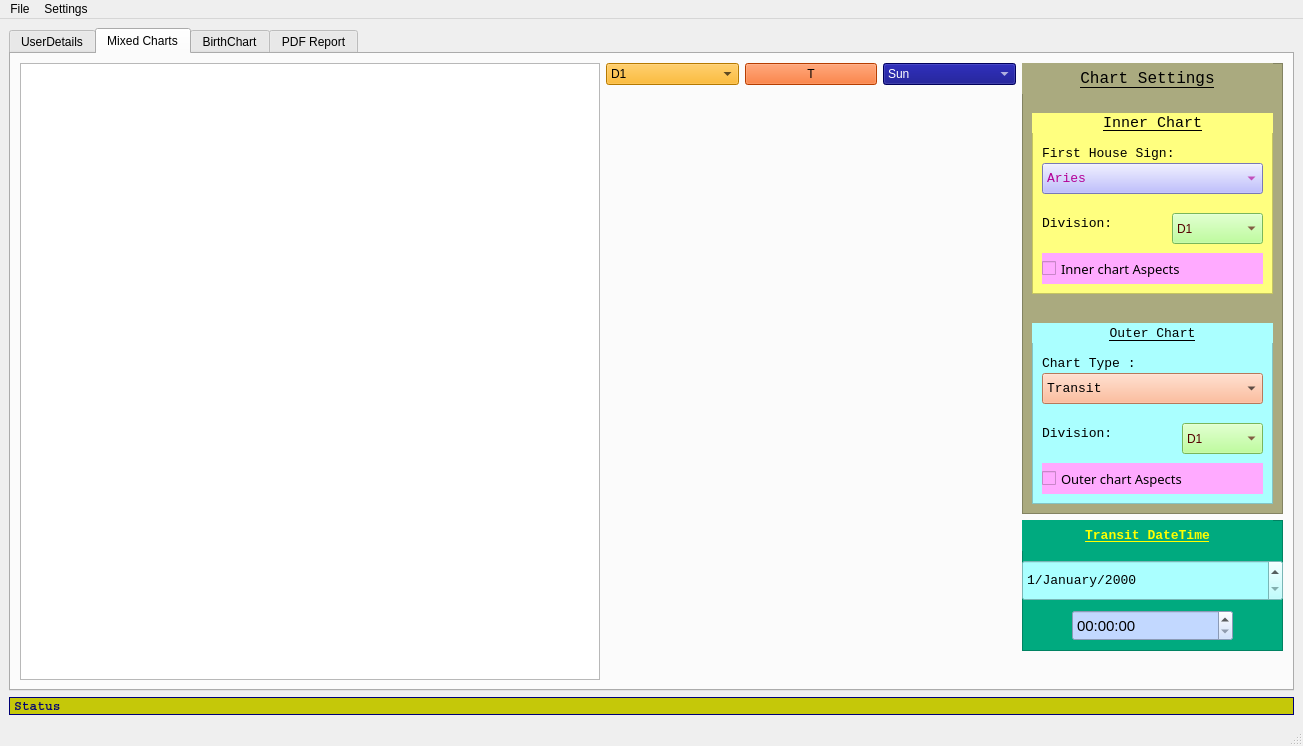
The window that userforms/mainwindow.ui (VicharaVandana/JyotishPro) describes before a commit, drawn with Qt 5.
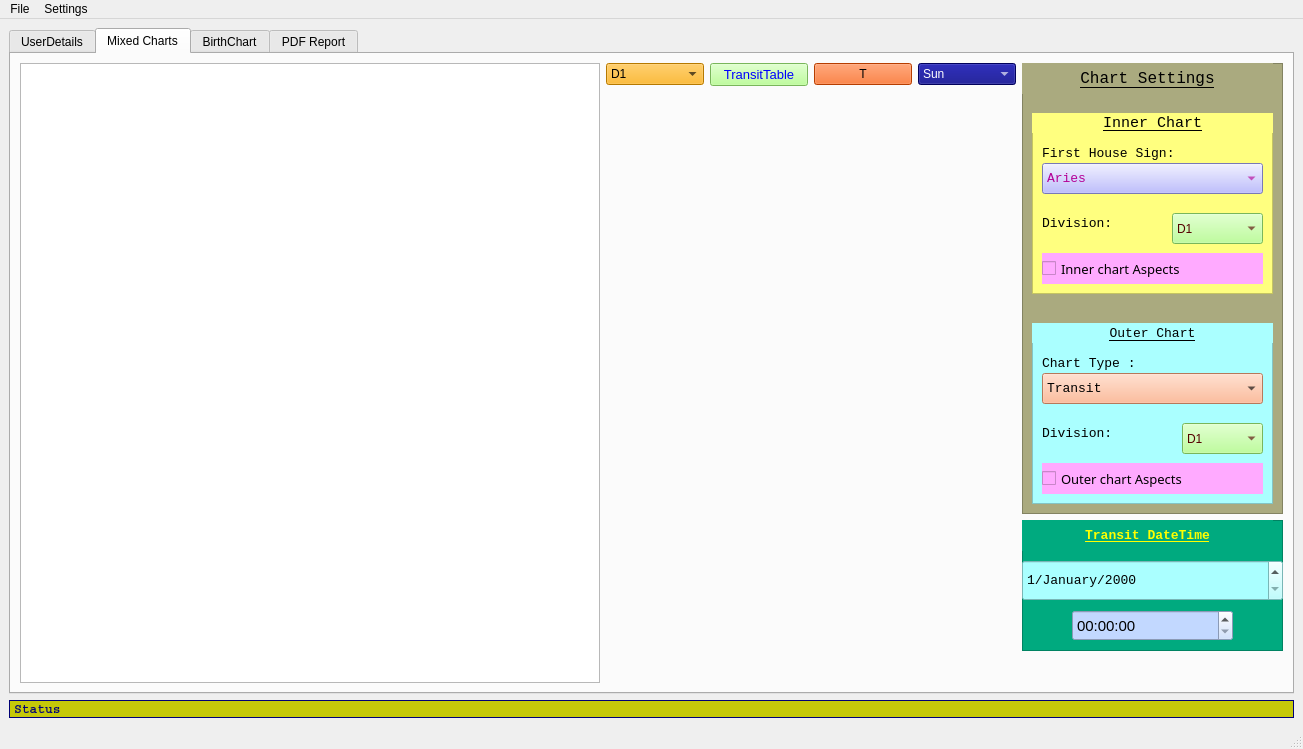
The same window after the commit. The open tabs and pages were chosen to show the change. Icons and pictures are not drawn.

Commit message: Added transit table feature

Patch:
```diff
--- a/userforms/mainwindow.ui
+++ b/userforms/mainwindow.ui
@@ -7,7 +7,7 @@
     <x>0</x>
     <y>0</y>
     <width>1303</width>
-    <height>746</height>
+    <height>749</height>
    </rect>
   </property>
   <property name="windowTitle">
@@ -667,6 +667,221 @@
               </item>
              </widget>
             </item>
+            <item>
+             <widget class="QPushButton" name="pushButton_transitTable">
+              <property name="palette">
+               <palette>
+                <active>
+                 <colorrole role="WindowText">
+                  <brush brushstyle="SolidPattern">
+                   <color alpha="255">
+                    <red>0</red>
+                    <green>0</green>
+                    <blue>255</blue>
+                   </color>
+                  </brush>
+                 </colorrole>
+                 <colorrole role="Button">
+                  <brush brushstyle="SolidPattern">
+                   <color alpha="255">
+                    <red>170</red>
+                    <green>255</green>
+                    <blue>127</blue>
+                   </color>
+                  </brush>
+                 </colorrole>
+                 <colorrole role="Text">
+                  <brush brushstyle="SolidPattern">
+                   <color alpha="255">
+                    <red>0</red>
+                    <green>0</green>
+                    <blue>255</blue>
+                   </color>
+                  </brush>
+                 </colorrole>
+                 <colorrole role="ButtonText">
+                  <brush brushstyle="SolidPattern">
+                   <color alpha="255">
+                    <red>0</red>
+                    <green>0</green>
+                    <blue>255</blue>
+                   </color>
+                  </brush>
+                 </colorrole>
+                 <colorrole role="Base">
+                  <brush brushstyle="SolidPattern">
+                   <color alpha="255">
+                    <red>170</red>
+                    <green>255</green>
+                    <blue>127</blue>
+                   </color>
+                  </brush>
+                 </colorrole>
+                 <colorrole role="Window">
+                  <brush brushstyle="SolidPattern">
+                   <color alpha="255">
+                    <red>170</red>
+                    <green>255</green>
+                    <blue>127</blue>
+                   </color>
+                  </brush>
+                 </colorrole>
+                 <colorrole role="PlaceholderText">
+                  <brush brushstyle="NoBrush">
+                   <color alpha="128">
+                    <red>0</red>
+                    <green>0</green>
+                    <blue>255</blue>
+                   </color>
+                  </brush>
+                 </colorrole>
+                </active>
+                <inactive>
+                 <colorrole role="WindowText">
+                  <brush brushstyle="SolidPattern">
+                   <color alpha="255">
+                    <red>0</red>
+                    <green>0</green>
+                    <blue>255</blue>
+                   </color>
+                  </brush>
+                 </colorrole>
+                 <colorrole role="Button">
+                  <brush brushstyle="SolidPattern">
+                   <color alpha="255">
+                    <red>170</red>
+                    <green>255</green>
+                    <blue>127</blue>
+                   </color>
+                  </brush>
+                 </colorrole>
+                 <colorrole role="Text">
+                  <brush brushstyle="SolidPattern">
+                   <color alpha="255">
+                    <red>0</red>
+                    <green>0</green>
+                    <blue>255</blue>
+                   </color>
+                  </brush>
+                 </colorrole>
+                 <colorrole role="ButtonText">
+                  <brush brushstyle="SolidPattern">
+                   <color alpha="255">
+                    <red>0</red>
+                    <green>0</green>
+                    <blue>255</blue>
+                   </color>
+                  </brush>
+                 </colorrole>
+                 <colorrole role="Base">
+                  <brush brushstyle="SolidPattern">
+                   <color alpha="255">
+                    <red>170</red>
+                    <green>255</green>
+                    <blue>127</blue>
+                   </color>
+                  </brush>
+                 </colorrole>
+                 <colorrole role="Window">
+                  <brush brushstyle="SolidPattern">
+                   <color alpha="255">
+                    <red>170</red>
+                    <green>255</green>
+                    <blue>127</blue>
+                   </color>
+                  </brush>
+                 </colorrole>
+                 <colorrole role="PlaceholderText">
+                  <brush brushstyle="NoBrush">
+                   <color alpha="128">
+                    <red>0</red>
+                    <green>0</green>
+                    <blue>255</blue>
+                   </color>
+                  </brush>
+                 </colorrole>
+                </inactive>
+                <disabled>
+                 <colorrole role="WindowText">
+                  <brush brushstyle="SolidPattern">
+                   <color alpha="255">
+                    <red>0</red>
+                    <green>0</green>
+                    <blue>255</blue>
+                   </color>
+                  </brush>
+                 </colorrole>
+                 <colorrole role="Button">
+                  <brush brushstyle="SolidPattern">
+                   <color alpha="255">
+                    <red>170</red>
+                    <green>255</green>
+                    <blue>127</blue>
+                   </color>
+                  </brush>
+                 </colorrole>
+                 <colorrole role="Text">
+                  <brush brushstyle="SolidPattern">
+                   <color alpha="255">
+                    <red>0</red>
+                    <green>0</green>
+                    <blue>255</blue>
+                   </color>
+                  </brush>
+                 </colorrole>
+                 <colorrole role="ButtonText">
+                  <brush brushstyle="SolidPattern">
+                   <color alpha="255">
+                    <red>0</red>
+                    <green>0</green>
+                    <blue>255</blue>
+                   </color>
+                  </brush>
+                 </colorrole>
+                 <colorrole role="Base">
+                  <brush brushstyle="SolidPattern">
+                   <color alpha="255">
+                    <red>170</red>
+                    <green>255</green>
+                    <blue>127</blue>
+                   </color>
+                  </brush>
+                 </colorrole>
+                 <colorrole role="Window">
+                  <brush brushstyle="SolidPattern">
+                   <color alpha="255">
+                    <red>170</red>
+                    <green>255</green>
+                    <blue>127</blue>
+                   </color>
+                  </brush>
+                 </colorrole>
+                 <colorrole role="PlaceholderText">
+                  <brush brushstyle="NoBrush">
+                   <color alpha="128">
+                    <red>0</red>
+                    <green>0</green>
+                    <blue>255</blue>
+                   </color>
+                  </brush>
+                 </colorrole>
+                </disabled>
+               </palette>
+              </property>
+              <property name="font">
+               <font>
+                <pointsize>10</pointsize>
+               </font>
+              </property>
+              <property name="styleSheet">
+               <string notr="true">background-color: rgb(170, 255, 127);
+color: rgb(0, 0, 255);</string>
+              </property>
+              <property name="text">
+               <string>TransitTable</string>
+              </property>
+             </widget>
+            </item>
             <item>
              <widget class="QPushButton" name="pushButton_transit_dashaTable">
               <property name="styleSheet">
```
Left out of the diff: 40 changed lines with no effect on the pictures. The commit also changes 6 other files.
